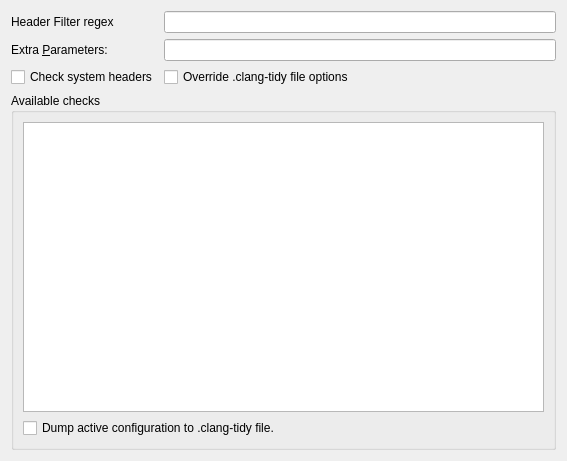
KDE/kdevelop, file src/config/perprojectconfig.ui: the form before one commit.
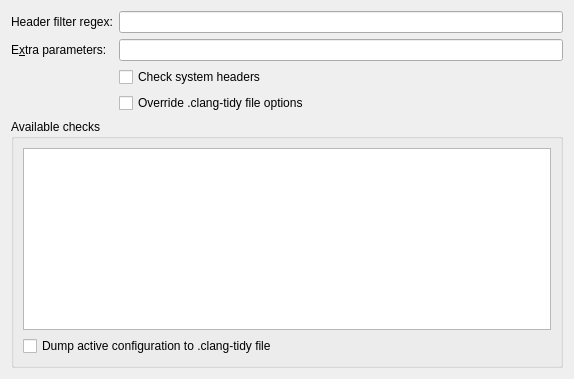
The form after the commit.

Commit message: Fix strings, improve layout of settings page

```diff
--- a/src/config/perprojectconfig.ui
+++ b/src/config/perprojectconfig.ui
@@ -6,12 +6,61 @@
    <rect>
     <x>0</x>
     <y>0</y>
-    <width>567</width>
-    <height>461</height>
+    <width>574</width>
+    <height>379</height>
    </rect>
   </property>
-  <layout class="QGridLayout" name="gridLayout_2">
-   <item row="5" column="0" colspan="2">
+  <layout class="QVBoxLayout" name="verticalLayout">
+   <item>
+    <layout class="QFormLayout" name="formLayout">
+     <item row="0" column="0">
+      <widget class="QLabel" name="label">
+       <property name="text">
+        <string>Header filter regex:</string>
+       </property>
+      </widget>
+     </item>
+     <item row="0" column="1">
+      <widget class="QLineEdit" name="headerFilterText">
+       <property name="toolTip">
+        <string>&lt;html&gt;&lt;head/&gt;&lt;body&gt;&lt;p&gt;Regular expression matching the names of the headers to output diagnostics from. Diagnostics from the main file of each translation unit are always displayed. Can be used together with -line-filter. This option overrides the value read from a .clang-tidy file.&lt;/p&gt;&lt;/body&gt;&lt;/html&gt;</string>
+       </property>
+      </widget>
+     </item>
+     <item row="1" column="0">
+      <widget class="QLabel" name="label_3">
+       <property name="text">
+        <string>E&amp;xtra parameters:</string>
+       </property>
+       <property name="buddy">
+        <cstring>clangtidyParameters</cstring>
+       </property>
+      </widget>
+     </item>
+     <item row="1" column="1">
+      <widget class="QLineEdit" name="clangtidyParameters">
+       <property name="toolTip">
+        <string>&lt;html&gt;&lt;head/&gt;&lt;body&gt;&lt;p&gt;Additional command line options to pass to clang-tidy.&lt;/p&gt;&lt;/body&gt;&lt;/html&gt;</string>
+       </property>
+      </widget>
+     </item>
+     <item row="2" column="1">
+      <widget class="QCheckBox" name="sysHeadersCheckBox">
+       <property name="text">
+        <string>Check system headers</string>
+       </property>
+      </widget>
+     </item>
+     <item row="3" column="1">
+      <widget class="QCheckBox" name="overrideConfigFileCheckBox">
+       <property name="text">
+        <string>Override .clang-tidy file options</string>
+       </property>
+      </widget>
+     </item>
+    </layout>
+   </item>
+   <item>
     <widget class="QGroupBox" name="checkListGroupBox">
      <property name="toolTip">
       <string>Enable additional checks</string>
@@ -36,58 +85,13 @@
       <item row="1" column="0">
        <widget class="QCheckBox" name="dumpCheckBox">
         <property name="text">
-         <string>Dump active configuration to .clang-tidy file.</string>
+         <string>Dump active configuration to .clang-tidy file</string>
         </property>
        </widget>
       </item>
      </layout>
     </widget>
    </item>
-   <item row="1" column="1">
-    <widget class="QLineEdit" name="clangtidyParameters">
-     <property name="toolTip">
-      <string>&lt;html&gt;&lt;head/&gt;&lt;body&gt;&lt;p&gt;Additional command line options to pass to clang-tidy.&lt;/p&gt;&lt;/body&gt;&lt;/html&gt;</string>
-     </property>
-    </widget>
-   </item>
-   <item row="1" column="0">
-    <widget class="QLabel" name="label_3">
-     <property name="text">
-      <string>Extra &amp;Parameters:</string>
-     </property>
-     <property name="buddy">
-      <cstring>clangtidyParameters</cstring>
-     </property>
-    </widget>
-   </item>
-   <item row="0" column="1">
-    <widget class="QLineEdit" name="headerFilterText">
-     <property name="toolTip">
-      <string>&lt;html&gt;&lt;head/&gt;&lt;body&gt;&lt;p&gt;Regular expression matching the names of the headers to output diagnostics from. Diagnostics from the main file of each translation unit are always displayed. Can be used together with -line-filter. This option overrides the value read from a .clang-tidy file.&lt;/p&gt;&lt;/body&gt;&lt;/html&gt;</string>
-     </property>
-    </widget>
-   </item>
-   <item row="4" column="0">
-    <widget class="QCheckBox" name="sysHeadersCheckBox">
-     <property name="text">
-      <string>Check system headers</string>
-     </property>
-    </widget>
-   </item>
-   <item row="4" column="1">
-    <widget class="QCheckBox" name="overrideConfigFileCheckBox">
-     <property name="text">
-      <string>Override .clang-tidy file options</string>
-     </property>
-    </widget>
-   </item>
-   <item row="0" column="0">
-    <widget class="QLabel" name="label">
-     <property name="text">
-      <string>Header Filter regex</string>
-     </property>
-    </widget>
-   </item>
   </layout>
  </widget>
  <resources/>
```
The commit also changes 1 other file.
